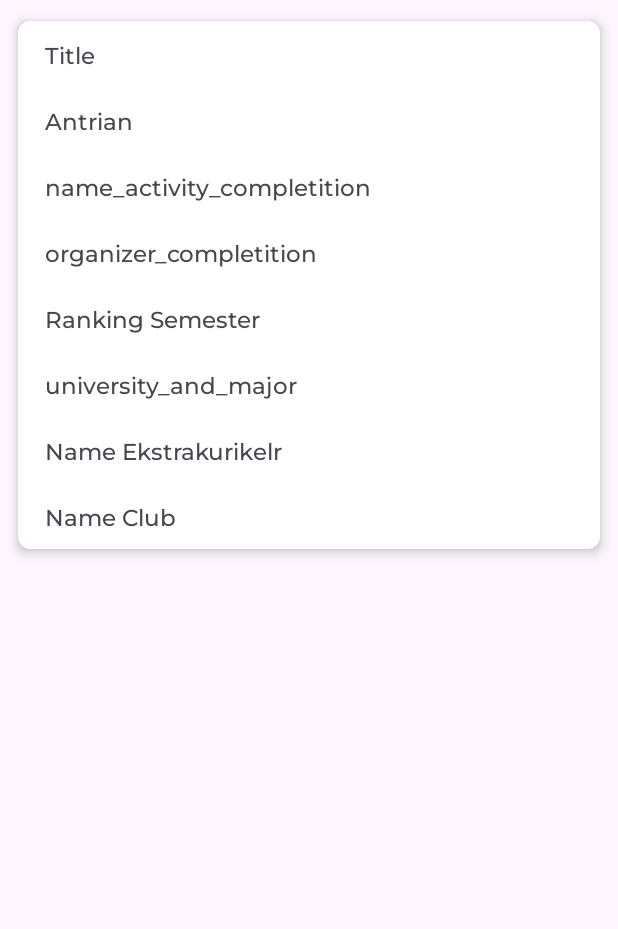
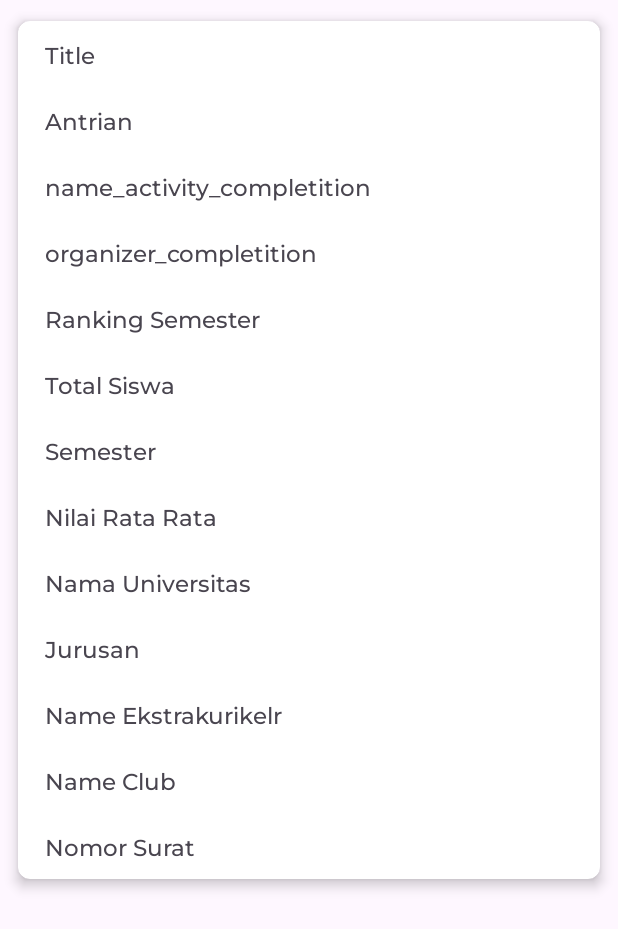
Before and after one commit to cjsflow-com/mobile_madrasah, an Android app: the layout item_songket_mother_status.xml on its own in the app's theme, with its tools: preview values and no code run, on a phone screen of 412 x 824 dp. Shown: the top 929 px of the screen. Run offline under Robolectric (Android 15) with nearby library versions, the phone set to English and light mode, and no system bars.

Commit message:
add item property for letter statement ranking, letter statement recomendation university

```diff
--- a/app/src/main/res/layout/item_songket_mother_status.xml
+++ b/app/src/main/res/layout/item_songket_mother_status.xml
@@ -85,12 +85,63 @@
             android:layout_width="match_parent"
             android:layout_height="wrap_content"
             android:padding="8dp"
+            android:fontFamily="@font/montserrat_medium"
+            android:textSize="15sp"
+            android:id="@+id/total_student"
+            android:layout_marginEnd="10dp"
+            android:layout_marginStart="10dp"
+            android:layout_marginTop="5dp"
+            android:text="Total Siswa"
+            />
+
+        <com.google.android.material.textview.MaterialTextView
+            android:layout_width="match_parent"
+            android:layout_height="wrap_content"
+            android:padding="8dp"
+            android:layout_marginTop="5dp"
+            android:layout_marginEnd="10dp"
+            android:layout_marginStart="10dp"
+            android:text="Semester"
+            android:fontFamily="@font/montserrat_medium"
+            android:textSize="15sp"
+            android:id="@+id/semester"/>
+
+        <com.google.android.material.textview.MaterialTextView
+            android:layout_width="match_parent"
+            android:layout_height="wrap_content"
+            android:padding="8dp"
+            android:fontFamily="@font/montserrat_medium"
+            android:textSize="15sp"
+            android:id="@+id/average_value"
+            android:layout_marginEnd="10dp"
+            android:layout_marginStart="10dp"
+            android:layout_marginTop="5dp"
+            android:text="Nilai Rata Rata"
+            />
+
+        <com.google.android.material.textview.MaterialTextView
+            android:layout_width="match_parent"
+            android:layout_height="wrap_content"
+            android:padding="8dp"
             android:textSize="15sp"
             android:id="@+id/university_and_major"
             android:layout_marginEnd="10dp"
             android:layout_marginStart="10dp"
             android:fontFamily="@font/montserrat_medium"
-            android:text="university_and_major"
+            android:text="Nama Universitas"
+            android:layout_marginTop="5dp"/>
+
+
+        <com.google.android.material.textview.MaterialTextView
+            android:layout_width="match_parent"
+            android:layout_height="wrap_content"
+            android:padding="8dp"
+            android:textSize="15sp"
+            android:id="@+id/major"
+            android:layout_marginEnd="10dp"
+            android:layout_marginStart="10dp"
+            android:fontFamily="@font/montserrat_medium"
+            android:text="Jurusan"
             android:layout_marginTop="5dp"/>
 
 
@@ -118,6 +169,19 @@
             android:text="Name Club"
             android:layout_marginTop="5dp"/>
 
+        <com.google.android.material.textview.MaterialTextView
+            android:layout_width="match_parent"
+            android:layout_height="wrap_content"
+            android:padding="8dp"
+            android:textSize="15sp"
+            android:id="@+id/number_letter"
+            android:layout_marginEnd="10dp"
+            android:layout_marginStart="10dp"
+            android:fontFamily="@font/montserrat_medium"
+            android:text="Nomor Surat"
+            android:layout_marginTop="5dp"/>
+
+
         <com.google.android.material.button.MaterialButton
             android:layout_width="match_parent"
             android:layout_height="wrap_content"
```
Also changed, not shown: app/src/main/java/com/example/man2superapp/source/local/model/ListSongketMother.kt (+12 -4 lines), app/src/main/java/com/example/man2superapp/source/network/response/songket_emak/SongketEmak.kt (+12 -4 lines), app/src/main/java/com/example/man2superapp/ui/adapter/SongketMotherAdapterStudent.kt (+16 -5 lines).
